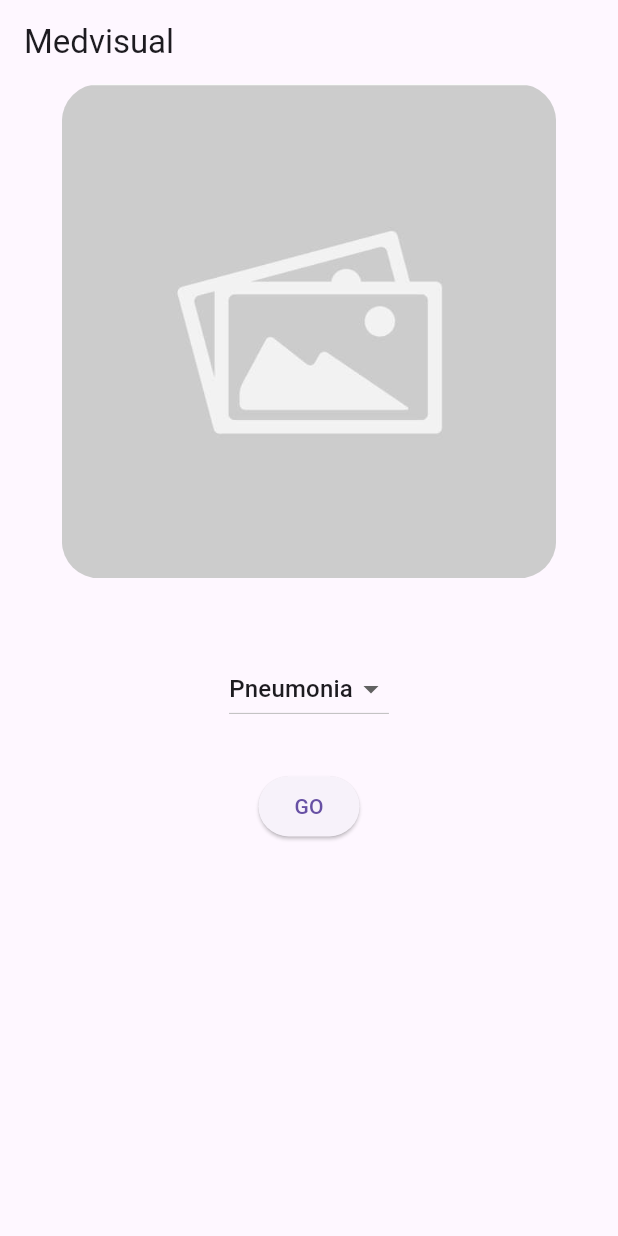
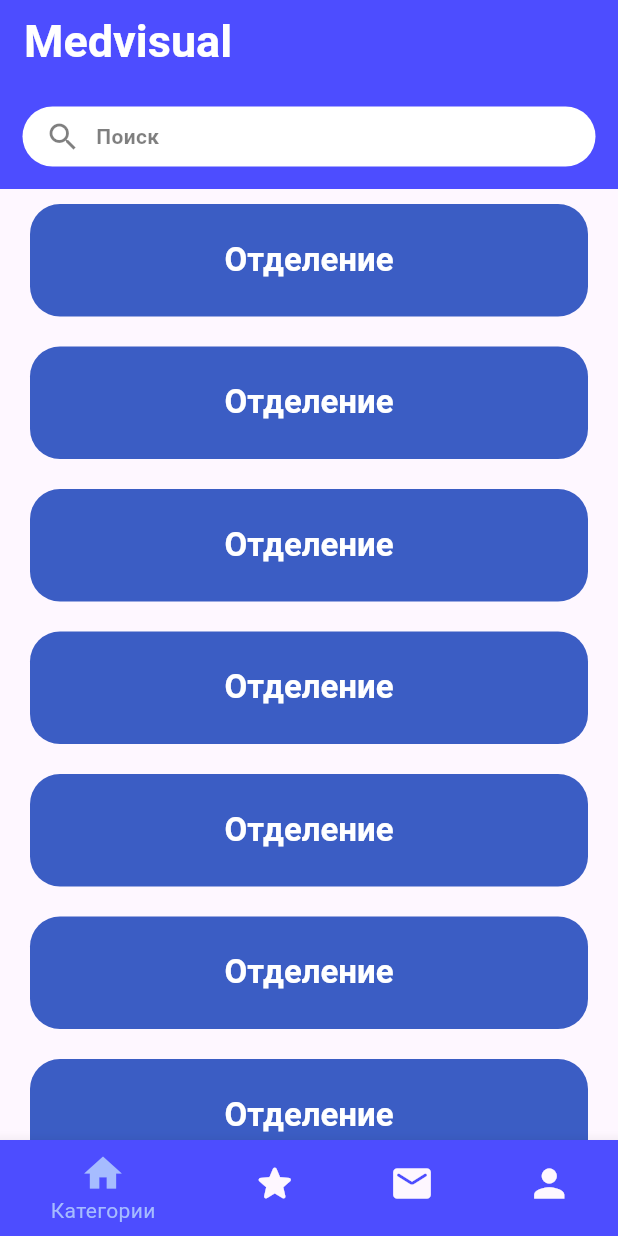
Before and after one commit to medvisual/medvisual-client, a Flutter app: the screen it shows after launch, on a phone screen of 412 x 824 dp. Run offline on Flutter 3.47's test engine with Material 3 defaults, Android fonts, the phone set to English and light mode, and no system bars; Roboto replaces fonts that are missing (OpenSans, Unbounded).

Commit message:
Changed previosly version of project structure, written a home page of the app

```diff
--- a/lib/src/app.dart
+++ b/lib/src/app.dart
@@ -1,18 +1,170 @@
 import 'package:flutter/material.dart';
-import 'package:medvisual/src/presentation/pages/main/main_page.dart';
-import 'package:medvisual/theme/theme.dart';
+import 'package:medvisual/src/ui/theme/theme.dart';
 
-class MainApp extends StatelessWidget{
+class MainApp extends StatelessWidget {
   const MainApp({super.key});
 
   @override
   Widget build(BuildContext context) {
     return MaterialApp(
-      debugShowCheckedModeBanner: false,
-      theme: AppTheme.lightTheme,
-      darkTheme: AppTheme.darkTheme,
-      themeMode: ThemeMode.system,
-      home: const MainPage()
+        debugShowCheckedModeBanner: false,
+        theme: AppTheme.lightTheme,
+        darkTheme: AppTheme.darkTheme,
+        themeMode: ThemeMode.system,
+        home: const HomePage());
+  }
+}
+
+class HomePage extends StatelessWidget {
+  const HomePage({
+    super.key,
+  });
+
+  @override
+  Widget build(BuildContext context) {
+    final theme = Theme.of(context);
+    return Scaffold(
+        body: CustomScrollView(
+          slivers: [
+            const CustomAppBar(),
+            SliverList(
+                delegate: SliverChildBuilderDelegate(childCount: 10,
+                    (BuildContext context, int index) {
+              return const BaseListContainer();
+            })),
+          ],
+        ),
+        bottomNavigationBar: const CustomNavigationBar());
+  }
+}
+
+class CustomNavigationBar extends StatefulWidget {
+  const CustomNavigationBar({
+    super.key,
+  });
+
+  @override
+  State<CustomNavigationBar> createState() => _CustomNavigationBarState();
+}
+
+class _CustomNavigationBarState extends State<CustomNavigationBar> {
+  int _selectedIndex = 0;
+
+  @override
+  Widget build(BuildContext context) {
+    final theme = Theme.of(context);
+    return Theme(
+      data: Theme.of(context).copyWith(
+        // sets the background color of the `BottomNavigationBar`
+        canvasColor: theme.primaryColor,
+      ),
+      child: BottomNavigationBar(
+        currentIndex: _selectedIndex,
+        items: const [
+          BottomNavigationBarItem(
+              icon: Icon(Icons.home, size: 30), label: 'Категории'),
+          BottomNavigationBarItem(
+              icon: Icon(Icons.star_rounded, size: 30), label: 'Избранное'),
+          BottomNavigationBarItem(
+              icon: Icon(Icons.mail_rounded, size: 30), label: 'Чаты'),
+          BottomNavigationBarItem(
+              icon: Icon(Icons.person, size: 30), label: 'Профиль'),
+        ],
+        selectedItemColor: const Color.fromARGB(255, 166, 188, 255),
+        onTap: (index) {
+          setState(() {
+            _selectedIndex = index;
+          });
+        },
+      ),
     );
   }
 }
+
+class BaseListContainer extends StatelessWidget {
+  const BaseListContainer({
+    super.key,
+  });
+  @override
+  Widget build(BuildContext context) {
+    final theme = Theme.of(context);
+    return Container(
+      margin: const EdgeInsets.symmetric(horizontal: 20, vertical: 10),
+      padding: const EdgeInsets.all(20),
+      width: double.infinity,
+      height: 75,
+      decoration: BoxDecoration(
+          color: const Color.fromARGB(255, 59, 93, 196),
+          borderRadius: BorderRadius.circular(20)),
+      child: Center(
+          child: Text(
+        'Отделение',
+        style:
+            theme.textTheme.titleLarge?.copyWith(fontWeight: FontWeight.w600),
+      )),
+    );
+  }
+}
+
+class CustomAppBar extends StatelessWidget {
+  const CustomAppBar({
+    super.key,
+  });
+
+  @override
+  Widget build(BuildContext context) {
+    final theme = Theme.of(context);
+    return SliverAppBar(
+      title: Text(
+        'Medvisual',
+        style: theme.textTheme.titleLarge
+            ?.copyWith(fontWeight: FontWeight.bold, fontSize: 30),
+      ),
+      backgroundColor: theme.primaryColor,
+      surfaceTintColor: Colors.transparent,
+      pinned: true,
+      floating: true,
+      bottom: const PreferredSize(
+        preferredSize: Size(double.infinity, 70),
+        child: SearchWidget(),
+      ),
+    );
+  }
+}
+
+class SearchWidget extends StatelessWidget {
+  const SearchWidget({
+    super.key,
+  });
+
+  @override
+  Widget build(BuildContext context) {
+    final theme = Theme.of(context);
+    return Container(
+      margin: const EdgeInsets.all(15),
+      padding: const EdgeInsets.symmetric(horizontal: 15),
+      width: double.infinity,
+      height: 40,
+      decoration: BoxDecoration(
+        borderRadius: BorderRadius.circular(30),
+        color: Colors.white,
+      ),
+      child: Row(
+        mainAxisSize: MainAxisSize.max,
+        children: [
+          Icon(
+            Icons.search,
+            color: theme.hintColor.withOpacity(0.5),
+          ),
+          const SizedBox(width: 10),
+          Text(
+            'Поиск',
+            style: TextStyle(
+                color: theme.hintColor.withOpacity(0.5),
+                fontWeight: FontWeight.bold),
+          ),
+        ],
+      ),
+    );
+  }
+}
--- a/lib/src/core/widgets/dropdown_widget.dart
+++ /dev/null
@@ -1,34 +0,0 @@
-// lib/widgets/adaptive_picker.dart
-
-import 'package:flutter/material.dart';
-import 'package:flutter/cupertino.dart';
-
-class DropDownListWidget extends StatefulWidget {
-  const DropDownListWidget({super.key, required this.items});
-  final List<String> items;
-  @override
-  _DropDownListWidgetState createState() => _DropDownListWidgetState();
-}
-
-class _DropDownListWidgetState extends State<DropDownListWidget> {
-  int selectedIndex = 0;
-
-  @override
-  Widget build(BuildContext context) {
-    // Проверяем платформу: если iOS, показываем CupertinoPicker, иначе DropdownButton
-    return DropdownButton<String>(
-      value: widget.items[selectedIndex],
-      onChanged: (String? newValue) {
-        setState(() {
-          selectedIndex = widget.items.indexOf(newValue!);
-        });
-      },
-      items: widget.items.map<DropdownMenuItem<String>>((String value) {
-        return DropdownMenuItem<String>(
-          value: value,
-          child: Text(value),
-        );
-      }).toList(),
-    );
-  }
-}
--- a/lib/src/core/widgets/image_picker_widget.dart
+++ /dev/null
@@ -1,65 +0,0 @@
-import 'package:flutter/material.dart';
-import 'dart:io';
-import 'package:image_picker/image_picker.dart';
-
-class ImagePickerWidget extends StatefulWidget {
-  const ImagePickerWidget({super.key});
-  @override
-  _ImagePickerAppState createState() => _ImagePickerAppState();
-}
-
-class _ImagePickerAppState extends State<ImagePickerWidget> {
-  File? _image; // Переменная для хранения выбранного изображения
-  final ImagePicker _picker = ImagePicker(); // Создаём экземпляр ImagePicker
-
-  // Функция для выбора изображения из галереи
-  Future<void> _pickImage() async {
-    final XFile? pickedFile =
-        await _picker.pickImage(source: ImageSource.gallery);
-
-    if (pickedFile != null) {
-      setState(() {
-        _image = File(pickedFile.path); // Преобразуем путь файла в File
-      });
-    }
-  }
-
-  @override
-  Widget build(BuildContext context) {
-    return LayoutBuilder(
-      builder: (context, constraints) {
-        // Получаем размеры экрана
-        double screenWidth = MediaQuery.of(context).size.width;
-        double imageSize = screenWidth * 0.8;
-
-        return Column(
-          children: [
-            GestureDetector(
-              onTap: _pickImage, // Выбор фото при нажатии на изображение
-              child: _image != null
-                  ? ClipRRect(
-                      borderRadius: BorderRadius.circular(25),
-                      child: Image.file(
-                        _image!,
-                        width: imageSize, // Адаптивная ширина
-                        height: imageSize, // Адаптивная высота
-                        fit: BoxFit.cover,
-                      ),
-                    )
-                  : ClipRRect(
-                      borderRadius: BorderRadius.circular(25),
-                      child: Image.asset(
-                        'assets/images/no_image_placeholder.jpg', // Картинка-заглушка, если фото нет
-                        width: imageSize,
-                        height: imageSize,
-                        fit: BoxFit.cover,
-                      ),
-                    ),
-            ),
-            const SizedBox(height: 20),
-          ],
-        );
-      },
-    );
-  }
-}
--- a/lib/src/presentation/pages/main/main_page.dart
+++ /dev/null
@@ -1,34 +0,0 @@
-import 'package:flutter/material.dart';
-import 'package:medvisual/src/core/widgets/dropdown_widget.dart';
-import 'package:medvisual/src/core/widgets/image_picker_widget.dart';
-
-class MainPage extends StatelessWidget{
-  const MainPage({super.key});
-
-  @override
-  Widget build(BuildContext context) {
-    final List<String> items = ['Pneumonia', 'COVID-19', 'Tumor', 'Cancer']; // Got from backend
-
-    return Scaffold(
-      appBar: AppBar(
-        title: const Text('Medvisual'),
-      ),
-      body: Center(
-        child: SafeArea(
-          child: Column(
-            children: [
-              const ImagePickerWidget(),
-              const SizedBox(height: 30),
-              DropDownListWidget(items: items),
-              const SizedBox(height: 30),
-              ElevatedButton(
-                onPressed: (){},
-                child: Text('GO'),
-              )
-            ],
-          ),
-        )
-      ),
-    );
-  }
-}
--- /dev/null
+++ b/lib/src/ui/theme/theme.dart
@@ -0,0 +1,22 @@
+import 'package:flutter/material.dart';
+
+class AppTheme {
+  static final colors = [
+    const Color.fromARGB(255, 77, 77, 255),
+    const Color.fromARGB(255, 59, 93, 196),
+    const Color.fromARGB(255, 166, 188, 255),
+  ];
+
+  static final lightTheme = ThemeData(
+    primaryColor: colors.first,
+    textTheme: const TextTheme(
+        titleLarge: TextStyle(
+          color: Colors.white,
+        ),
+        bodyLarge: TextStyle(
+          color: Colors.white,
+        )),
+    fontFamily: 'Unbounded',
+  );
+  static final darkTheme = ThemeData();
+}
--- a/lib/theme/theme.dart
+++ /dev/null
@@ -1,15 +0,0 @@
-import 'package:flutter/material.dart';
-
-class AppTheme {
-  static ThemeData lightTheme = ThemeData(
-    primarySwatch: Colors.blue,
-    brightness: Brightness.light,
-    fontFamily: 'OpenSans',
-  );
-
-  static ThemeData darkTheme = ThemeData(
-    primarySwatch: Colors.blue,
-    brightness: Brightness.dark,
-    fontFamily: 'OpenSans',
-  );
-}
```
Also changed, not shown: 3 other files.
